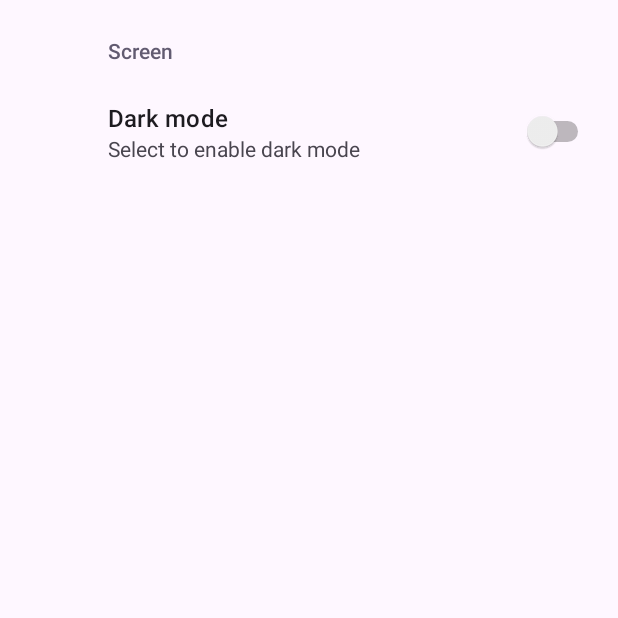
After one commit to InfanteAlex/HealthyFoodAndroid, an Android app: the settingsActivity screen opened directly, with no data from a screen before it, on a phone screen of 412 x 824 dp, the top half of it. The commit adds this screen. Run offline under Robolectric (Android 15) with nearby library versions, the phone set to English and light mode, and no system bars; our stand-ins replace androidx.preference.

Commit message:
Settings and dark mode implementation

```diff
--- a/app/build.gradle.kts
+++ b/app/build.gradle.kts
@@ -47,6 +47,8 @@ dependencies {
     implementation("com.google.android.gms:play-services-maps:18.1.0")
     implementation("com.google.android.gms:play-services-location:21.0.1")
     implementation("com.google.android.libraries.places:places:3.2.0")
+    implementation(libs.preference)
+    implementation(libs.preference.ktx)
     testImplementation("junit:junit:4.13.2")
     androidTestImplementation("androidx.test.ext:junit:1.1.5")
     androidTestImplementation("androidx.test.espresso:espresso-core:3.5.1")
--- a/app/src/main/AndroidManifest.xml
+++ b/app/src/main/AndroidManifest.xml
@@ -17,6 +17,10 @@
         android:supportsRtl="true"
         android:theme="@style/Theme.Healthyfoodandroid"
         tools:targetApi="31">
+        <activity
+            android:name=".settingsActivity"
+            android:exported="false"
+            android:label="@string/title_activity_settings" />
         <activity
             android:name=".bank"
             android:exported="false" />
--- a/app/src/main/java/com/example/healthyfoodandroid/MenuScreen.java
+++ b/app/src/main/java/com/example/healthyfoodandroid/MenuScreen.java
@@ -61,6 +61,11 @@ public class MenuScreen extends AppCompatActivity {
         favoritesButton.setOnClickListener(view -> {
             startActivity(new Intent(MenuScreen.this, FavoritesActivity.class));
         });
+
+        ImageView settingsButton = findViewById(R.id.settings);
+        settingsButton.setOnClickListener(view -> {
+            startActivity(new Intent(MenuScreen.this, settingsActivity.class));
+        });
     }
 
     @Override
--- /dev/null
+++ b/app/src/main/java/com/example/healthyfoodandroid/settingsActivity.kt
@@ -0,0 +1,56 @@
+package com.example.healthyfoodandroid
+
+import android.annotation.SuppressLint
+import android.os.Bundle
+import android.widget.Switch
+import androidx.appcompat.app.AppCompatActivity
+import androidx.appcompat.app.AppCompatDelegate
+import androidx.preference.PreferenceFragmentCompat
+
+class settingsActivity : AppCompatActivity() {
+
+    private var isDarkTheme = false
+
+    private fun toggleTheme() {
+        if (isDarkTheme) {
+            setTheme(R.style.AppTheme_Light)
+        } else {
+            setTheme(R.style.AppTheme_Dark)
+        }
+        recreate() // Recreate the activity to apply the new theme
+        isDarkTheme = !isDarkTheme // Toggle the theme flag
+    }
+
+    @SuppressLint("UseSwitchCompatOrMaterialCode")
+    override fun onCreate(savedInstanceState: Bundle?) {
+        super.onCreate(savedInstanceState)
+        setContentView(R.layout.settings_activity)
+        if (savedInstanceState == null) {
+            supportFragmentManager
+                .beginTransaction()
+                .replace(R.id.settings, SettingsFragment())
+                .commit()
+        }
+        supportActionBar?.setDisplayHomeAsUpEnabled(true)
+
+        val swtch = findViewById<Switch>(R.id.switchTheme) as Switch
+
+        swtch.setOnCheckedChangeListener { _, isChecked ->
+                    AppCompatDelegate.setDefaultNightMode(
+                        if (isChecked) AppCompatDelegate.MODE_NIGHT_YES
+                        else AppCompatDelegate.MODE_NIGHT_NO
+                    )
+                }
+    }
+
+
+    class SettingsFragment : PreferenceFragmentCompat() {
+        override fun onCreatePreferences(savedInstanceState: Bundle?, rootKey: String?) {
+            setPreferencesFromResource(R.xml.root_preferences, rootKey)
+        }
+    }
+
+
+
+
+}
--- /dev/null
+++ b/app/src/main/res/layout/settings_activity.xml
@@ -0,0 +1,20 @@
+<LinearLayout xmlns:android="http://schemas.android.com/apk/res/android"
+    xmlns:tools="http://schemas.android.com/tools"
+    android:layout_width="match_parent"
+    android:layout_height="match_parent"
+    tools:ignore="Orientation">
+
+    <FrameLayout
+        android:id="@+id/settings"
+        android:layout_width="match_parent"
+        android:layout_height="match_parent" />
+
+    <Switch
+        android:id="@+id/switchTheme"
+        android:layout_width="wrap_content"
+        android:layout_height="wrap_content"
+        android:summary="Select to enable dark mode"
+        android:title="Dark mode"
+        tools:ignore="HardcodedText,UseSwitchCompatOrMaterialXml" />
+
+</LinearLayout>
--- a/app/src/main/res/values/themes.xml
+++ b/app/src/main/res/values/themes.xml
@@ -6,4 +6,12 @@
     </style>
 
     <style name="Theme.Healthyfoodandroid" parent="Base.Theme.Healthyfoodandroid" />
+
+    <style name="AppTheme.Light" parent="Theme.AppCompat.Light">
+        <!-- Customize light theme attributes here -->
+    </style>
+
+    <style name="AppTheme.Dark" parent="Theme.AppCompat">
+        <!-- Customize dark theme attributes here -->
+    </style>
 </resources>
--- /dev/null
+++ b/app/src/main/res/xml/root_preferences.xml
@@ -0,0 +1,12 @@
+<PreferenceScreen xmlns:android="http://schemas.android.com/apk/res/android"
+    xmlns:app="http://schemas.android.com/apk/res-auto">
+
+    <PreferenceCategory app:title="Screen">
+        <SwitchPreference
+            android:id="@+id/switchTheme"
+            android:layout_width="wrap_content"
+            android:layout_height="wrap_content"
+            android:summary="Select to enable dark mode"
+            android:title="Dark mode" />
+    </PreferenceCategory>
+</PreferenceScreen>
--- a/build.gradle.kts
+++ b/build.gradle.kts
@@ -1,4 +1,5 @@
 // Top-level build file where you can add configuration options common to all sub-projects/modules.
 plugins {
     alias(libs.plugins.android.application) apply false
+    alias(libs.plugins.kotlin.android) apply false
 }
--- a/gradle/libs.versions.toml
+++ b/gradle/libs.versions.toml
@@ -12,6 +12,9 @@ playServicesLocation = "21.3.0"
 places = "4.0.0"
 recyclerview = "1.3.1"
 carUiLib = "2.6.0"
+kotlin = "1.8.10"
+preference = "1.2.0"
+preferenceKtx = "1.2.1"
 
 [libraries]
 junit = { group = "junit", name = "junit", version.ref = "junit" }
@@ -26,6 +29,9 @@ play-services-location = { group = "com.google.android.gms", name = "play-servic
 places = { group = "com.google.android.libraries.places", name = "places", version.ref = "places" }
 recyclerview = { group = "androidx.recyclerview", name = "recyclerview", version.ref = "recyclerview" }
 car-ui-lib = { group = "com.android.car.ui", name = "car-ui-lib", version.ref = "carUiLib" }
+preference = { group = "androidx.preference", name = "preference", version.ref = "preference" }
+preference-ktx = { group = "androidx.preference", name = "preference-ktx", version.ref = "preferenceKtx" }
 
 [plugins]
 android-application = { id = "com.android.application", version.ref = "agp" }
+kotlin-android = { id = "org.jetbrains.kotlin.android", version.ref = "kotlin" }
```
Also changed, not shown: app/src/main/res/values/arrays.xml (added, +13 -0 lines), app/src/main/res/values/strings.xml (+16 -0 lines).
